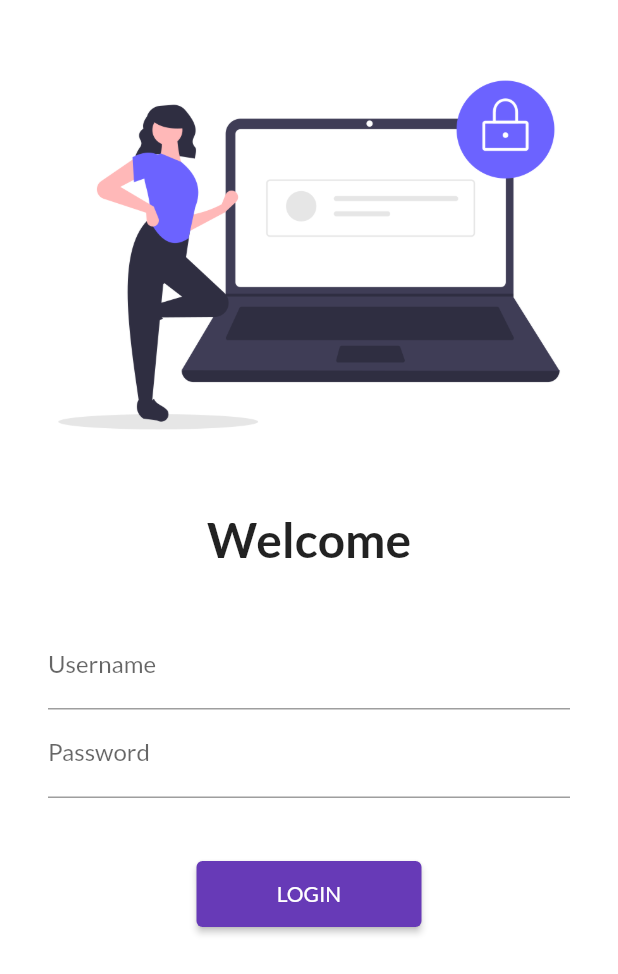
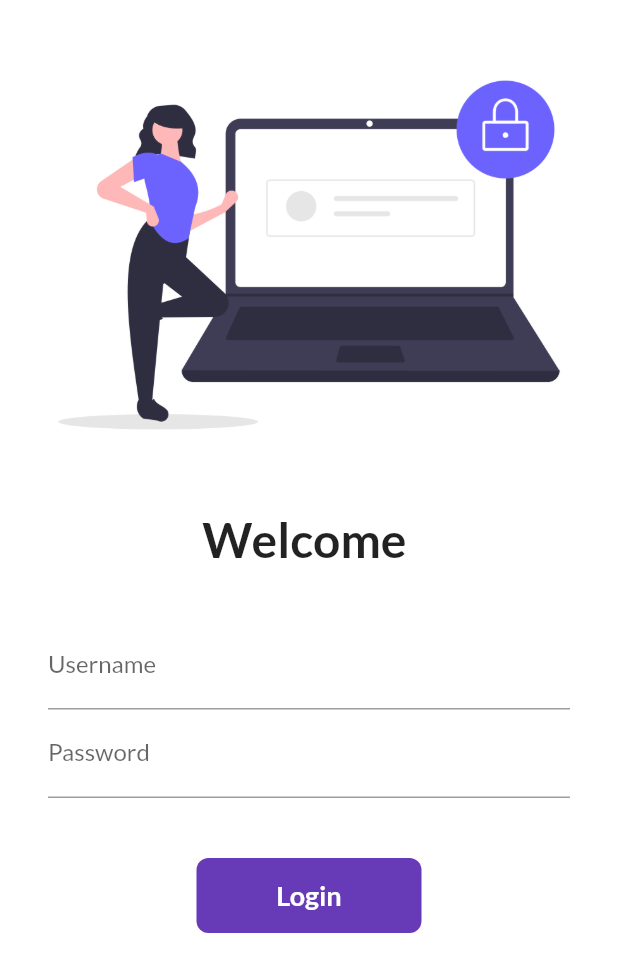
Before and after one commit to thehasu/flutter-catalog-app, a Flutter app: the screen it shows after launch, on a phone screen of 412 x 824 dp. Shown: the top 974 px of the screen. Run offline on Flutter 3.47's test engine with Material 2 defaults, Android fonts, the phone set to English and light mode, and no system bars; our stand-ins replace google_fonts.

```diff
--- a/lib/pages/login_page.dart
+++ b/lib/pages/login_page.dart
@@ -1,8 +1,17 @@
 import 'package:flutter/material.dart';
-import 'package:flutter_catalog/utils/routes.dart';
 
-class LoginPage extends StatelessWidget {
+import '../utils/routes.dart';
+
+class LoginPage extends StatefulWidget {
   const LoginPage({super.key});
+
+  @override
+  State<LoginPage> createState() => _LoginPageState();
+}
+
+class _LoginPageState extends State<LoginPage> {
+  String name = '';
+  bool changeButton = false;
 
   @override
   Widget build(BuildContext context) {
@@ -30,7 +39,7 @@ class LoginPage extends StatelessWidget {
               height: 20,
             ),
             Text(
-              "Welcome",
+              "Welcome $name",
               style: TextStyle(
                 fontSize: 32,
                 fontWeight: FontWeight.bold,
@@ -45,28 +54,73 @@ class LoginPage extends StatelessWidget {
                 children: [
                   TextFormField(
                     decoration: InputDecoration(
-                        hintText: "Enter username", labelText: "Username"),
+                      hintText: "Enter username",
+                      labelText: "Username",
+                    ),
+                    onChanged: (value) {
+                      name = value;
+                      setState(() {});
+                    },
                   ),
                   TextFormField(
                     obscureText: true,
                     decoration: InputDecoration(
-                        hintText: "Enter password", labelText: "Password"),
+                      hintText: "Enter password",
+                      labelText: "Password",
+                    ),
                   ),
                   SizedBox(
                     height: 40,
                   ),
-                  ElevatedButton(
-                    onPressed: () {
-                      Navigator.pushNamed(
-                        context,
-                        MyRoutes.homeRoute,
-                      );
+
+                  InkWell(
+                    onTap: () async {
+                      setState(() {
+                        changeButton = true;
+                      });
+
+                      await Future.delayed(Duration(seconds: 1));
+                      // ignore: use_build_context_synchronously
+                      Navigator.pushNamed(context, MyRoutes.homeRoute);
                     },
-                    style: TextButton.styleFrom(
-                      minimumSize: Size(150, 44),
+                    child: AnimatedContainer(
+                      duration: Duration(seconds: 1),
+                      width: changeButton ? 50 : 150,
+                      height: 50,
+                      alignment: Alignment.center,
+                      decoration: BoxDecoration(
+                        color: Colors.deepPurple,
+                        borderRadius:
+                            BorderRadius.circular(changeButton ? 25 : 8),
+                      ),
+                      child: changeButton
+                          ? Icon(
+                              Icons.done,
+                              color: Colors.green[300],
+                            )
+                          : Text(
+                              'Login',
+                              style: TextStyle(
+                                color: Colors.white,
+                                fontWeight: FontWeight.bold,
+                                fontSize: 18,
+                              ),
+                            ),
                     ),
-                    child: Text('LOGIN'),
-                  )
+                  ),
+
+                  // ElevatedButton(
+                  //   onPressed: () {
+                  //     Navigator.pushNamed(
+                  //       context,
+                  //       MyRoutes.homeRoute,
+                  //     );
+                  //   },
+                  //   style: TextButton.styleFrom(
+                  //     minimumSize: Size(150, 44),
+                  //   ),
+                  //   child: Text('LOGIN'),
+                  // ),
                 ],
               ),
             )
```
